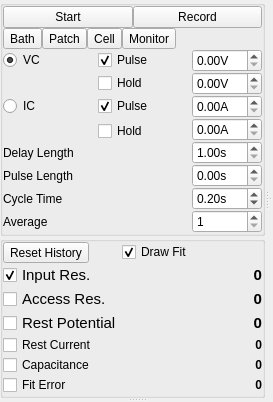
Above: acq4/modules/Patch/PatchTemplate.ui from acq4/acq4 before the change. Below: the same form after it.
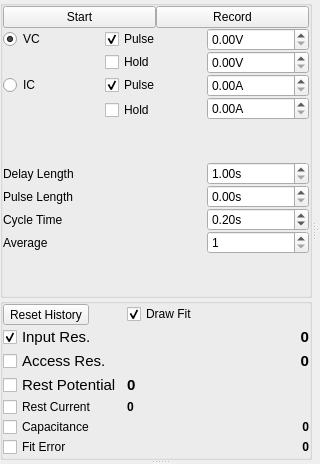
That is the form after the change. Custom widgets are drawn as their Qt base class.

Commit message: Patch module mode buttons are noe configurable

What changed in the file:
```diff
--- a/acq4/modules/Patch/PatchTemplate.ui
+++ b/acq4/modules/Patch/PatchTemplate.ui
@@ -6,8 +6,8 @@
    <rect>
     <x>0</x>
     <y>0</y>
-    <width>267</width>
-    <height>343</height>
+    <width>320</width>
+    <height>464</height>
    </rect>
   </property>
   <property name="windowTitle">
@@ -52,82 +52,59 @@
            <property name="spacing">
             <number>0</number>
            </property>
-           <item row="2" column="1">
-            <widget class="QCheckBox" name="vcPulseCheck">
-             <property name="text">
-              <string>Pulse</string>
-             </property>
-             <property name="checked">
-              <bool>true</bool>
-             </property>
-            </widget>
-           </item>
-           <item row="3" column="1">
-            <widget class="QCheckBox" name="vcHoldCheck">
-             <property name="text">
-              <string>Hold</string>
-             </property>
-            </widget>
-           </item>
-           <item row="4" column="1">
-            <widget class="QCheckBox" name="icPulseCheck">
-             <property name="text">
-              <string>Pulse</string>
-             </property>
-             <property name="checked">
-              <bool>true</bool>
-             </property>
-            </widget>
-           </item>
-           <item row="6" column="1">
-            <widget class="QCheckBox" name="icHoldCheck">
-             <property name="text">
-              <string>Hold</string>
-             </property>
-            </widget>
-           </item>
-           <item row="7" column="1">
-            <spacer name="verticalSpacer">
-             <property name="orientation">
-              <enum>Qt::Vertical</enum>
-             </property>
-             <property name="sizeHint" stdset="0">
-              <size>
-               <width>20</width>
-               <height>40</height>
-              </size>
-             </property>
-            </spacer>
-           </item>
            <item row="10" column="0" colspan="2">
-            <widget class="QLabel" name="label">
-             <property name="text">
-              <string>Cycle Time</string>
-             </property>
-            </widget>
-           </item>
-           <item row="9" column="0" colspan="2">
             <widget class="QLabel" name="label_3">
              <property name="text">
               <string>Pulse Length</string>
              </property>
             </widget>
            </item>
-           <item row="8" column="0" colspan="2">
-            <widget class="QLabel" name="label_4">
+           <item row="4" column="1">
+            <widget class="QCheckBox" name="vcHoldCheck">
              <property name="text">
-              <string>Delay Length</string>
+              <string>Hold</string>
              </property>
             </widget>
            </item>
-           <item row="4" column="0">
+           <item row="7" column="1">
+            <widget class="QCheckBox" name="icHoldCheck">
+             <property name="text">
+              <string>Hold</string>
+             </property>
+            </widget>
+           </item>
+           <item row="5" column="2">
+            <widget class="SpinBox" name="icPulseSpin">
+             <property name="suffix">
+              <string>A</string>
+             </property>
+            </widget>
+           </item>
+           <item row="3" column="1">
+            <widget class="QCheckBox" name="vcPulseCheck">
+             <property name="text">
+              <string>Pulse</string>
+             </property>
+             <property name="checked">
+              <bool>true</bool>
+             </property>
+            </widget>
+           </item>
+           <item row="5" column="0">
             <widget class="QRadioButton" name="icModeRadio">
              <property name="text">
               <string>IC</string>
              </property>
             </widget>
            </item>
-           <item row="2" column="0">
+           <item row="11" column="0" colspan="2">
+            <widget class="QLabel" name="label">
+             <property name="text">
+              <string>Cycle Time</string>
+             </property>
+            </widget>
+           </item>
+           <item row="3" column="0">
             <widget class="QRadioButton" name="vcModeRadio">
              <property name="text">
               <string>VC</string>
@@ -137,6 +114,30 @@
              </property>
             </widget>
            </item>
+           <item row="6" column="2" rowspan="2">
+            <widget class="SpinBox" name="icHoldSpin">
+             <property name="suffix">
+              <string>A</string>
+             </property>
+            </widget>
+           </item>
+           <item row="5" column="1">
+            <widget class="QCheckBox" name="icPulseCheck">
+             <property name="text">
+              <string>Pulse</string>
+             </property>
+             <property name="checked">
+              <bool>true</bool>
+             </property>
+            </widget>
+           </item>
+           <item row="9" column="0" colspan="2">
+            <widget class="QLabel" name="label_4">
+             <property name="text">
+              <string>Delay Length</string>
+             </property>
+            </widget>
+           </item>
            <item row="0" column="0" colspan="3">
             <layout class="QHBoxLayout" name="horizontalLayout">
              <item>
@@ -161,43 +162,8 @@
              </item>
             </layout>
            </item>
-           <item row="4" column="2">
-            <widget class="SpinBox" name="icPulseSpin">
-             <property name="maximumSize">
-              <size>
-               <width>70</width>
-               <height>16777215</height>
-              </size>
-             </property>
-             <property name="suffix">
-              <string>A</string>
-             </property>
-            </widget>
-           </item>
            <item row="9" column="2">
-            <widget class="SpinBox" name="pulseTimeSpin">
-             <property name="maximumSize">
-              <size>
-               <width>70</width>
-               <height>16777215</height>
-              </size>
-             </property>
-             <property name="suffix">
-              <string>s</string>
-             </property>
-             <property name="singleStep">
-              <double>1.000000000000000</double>
-             </property>
-            </widget>
-           </item>
-           <item row="8" column="2">
             <widget class="SpinBox" name="delayTimeSpin">
-             <property name="maximumSize">
-              <size>
-               <width>70</width>
-               <height>16777215</height>
-              </size>
-             </property>
              <property name="suffix">
               <string>s</string>
              </property>
@@ -212,40 +178,15 @@
              </property>
             </widget>
            </item>
-           <item row="2" column="2">
+           <item row="3" column="2">
             <widget class="SpinBox" name="vcPulseSpin">
-             <property name="maximumSize">
-              <size>
-               <width>70</width>
-               <height>16777215</height>
-              </size>
-             </property>
              <property name="suffix">
               <string>V</string>
              </property>
             </widget>
            </item>
-           <item row="5" column="2" rowspan="2">
-            <widget class="SpinBox" name="icHoldSpin">
-             <property name="maximumSize">
-              <size>
-               <width>70</width>
-               <height>16777215</height>
-              </size>
-             </property>
-             <property name="suffix">
-              <string>A</string>
-             </property>
-            </widget>
-           </item>
-           <item row="10" column="2">
+           <item row="11" column="2">
             <widget class="SpinBox" name="cycleTimeSpin">
-             <property name="maximumSize">
-              <size>
-               <width>70</width>
-               <height>16777215</height>
-              </size>
-             </property>
              <property name="suffix">
               <string>s</string>
              </property>
@@ -257,14 +198,8 @@
              </property>
             </widget>
            </item>
-           <item row="3" column="2">
+           <item row="4" column="2">
             <widget class="SpinBox" name="vcHoldSpin">
-             <property name="maximumSize">
-              <size>
-               <width>70</width>
-               <height>16777215</height>
-              </size>
-             </property>
              <property name="suffix">
               <string>V</string>
              </property>
@@ -278,57 +213,16 @@
              <property name="leftMargin">
               <number>0</number>
              </property>
-             <item>
-              <widget class="QToolButton" name="bathModeBtn">
-               <property name="text">
-                <string>Bath</string>
-               </property>
-              </widget>
-             </item>
-             <item>
-              <widget class="QToolButton" name="patchModeBtn">
-               <property name="text">
-                <string>Patch</string>
-               </property>
-              </widget>
-             </item>
-             <item>
-              <widget class="QToolButton" name="cellModeBtn">
-               <property name="text">
-                <string>Cell</string>
-               </property>
-              </widget>
-             </item>
-             <item>
-              <widget class="QToolButton" name="monitorModeBtn">
-               <property name="text">
-                <string>Monitor</string>
-               </property>
-              </widget>
-             </item>
-             <item>
-              <spacer name="horizontalSpacer">
-               <property name="orientation">
-                <enum>Qt::Horizontal</enum>
-               </property>
-               <property name="sizeHint" stdset="0">
-                <size>
-                 <width>40</width>
-                 <height>20</height>
-                </size>
-               </property>
-              </spacer>
-             </item>
             </layout>
            </item>
-           <item row="11" column="0">
+           <item row="12" column="0">
             <widget class="QLabel" name="label_2">
              <property name="text">
               <string>Average</string>
              </property>
             </widget>
            </item>
-           <item row="11" column="2">
+           <item row="12" column="2">
             <widget class="QSpinBox" name="averageSpin">
              <property name="minimum">
               <number>1</number>
@@ -341,6 +235,49 @@
              </property>
             </widget>
            </item>
+           <item row="10" column="2">
+            <widget class="SpinBox" name="pulseTimeSpin">
+             <property name="suffix">
+              <string>s</string>
+             </property>
+             <property name="singleStep">
+              <double>1.000000000000000</double>
+             </property>
+            </widget>
+           </item>
+           <item row="2" column="0" colspan="3">
+            <layout class="QVBoxLayout" name="modeLayout">
+             <property name="spacing">
+              <number>0</number>
+             </property>
+            </layout>
+           </item>
+           <item row="13" column="0" colspan="3">
+            <spacer name="verticalSpacer_2">
+             <property name="orientation">
+              <enum>Qt::Vertical</enum>
+             </property>
+             <property name="sizeHint" stdset="0">
+              <size>
+               <width>20</width>
+               <height>40</height>
+              </size>
+             </property>
+            </spacer>
+           </item>
+           <item row="8" column="0" colspan="3">
+            <spacer name="verticalSpacer">
+             <property name="orientation">
+              <enum>Qt::Vertical</enum>
+             </property>
+             <property name="sizeHint" stdset="0">
+              <size>
+               <width>20</width>
+               <height>40</height>
+              </size>
+             </property>
+            </spacer>
+           </item>
           </layout>
          </widget>
         </item>
@@ -357,7 +294,7 @@
           </property>
           <layout class="QFormLayout" name="formLayout">
            <property name="horizontalSpacing">
-            <number>0</number>
+            <number>5</number>
            </property>
            <property name="verticalSpacing">
             <number>0</number>
@@ -464,7 +401,7 @@
               <string>0</string>
              </property>
              <property name="alignment">
-              <set>Qt::AlignRight|Qt::AlignTrailing|Qt::AlignVCenter</set>
+              <set>Qt::AlignLeading|Qt::AlignLeft|Qt::AlignVCenter</set>
              </property>
             </widget>
            </item>
@@ -493,7 +430,7 @@
               <string>0</string>
              </property>
              <property name="alignment">
-              <set>Qt::AlignRight|Qt::AlignTrailing|Qt::AlignVCenter</set>
+              <set>Qt::AlignLeading|Qt::AlignLeft|Qt::AlignVCenter</set>
              </property>
             </widget>
            </item>
```
The commit also changes 4 other files.
